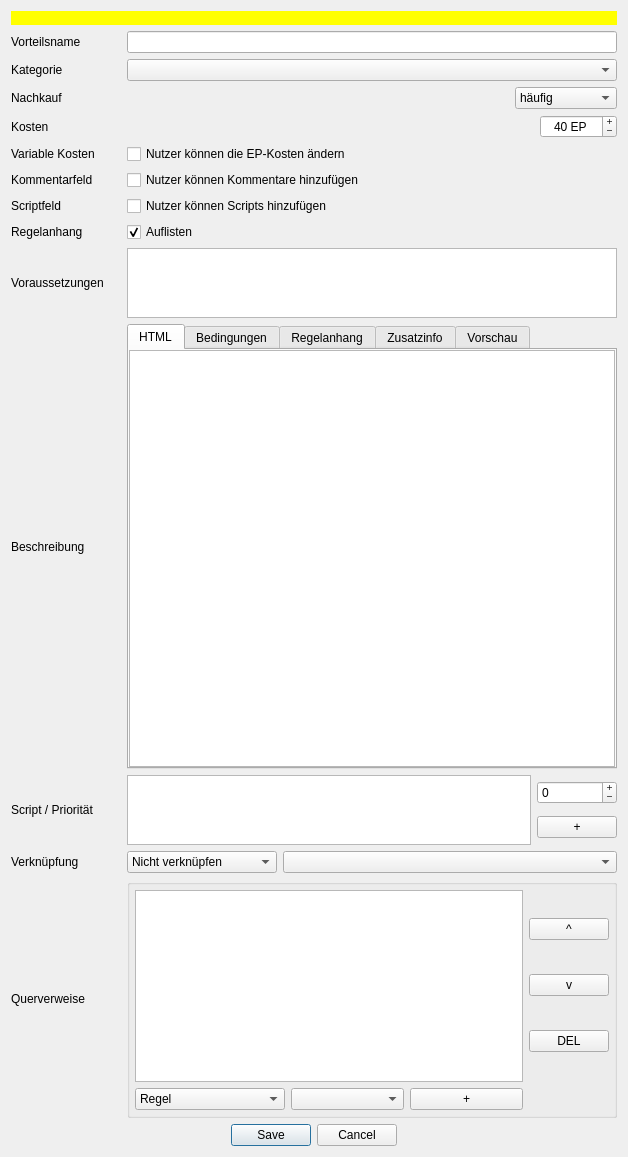
Aeolitus/Sephrasto, file designer/DatenbankEditVorteil.ui: the form before one commit.
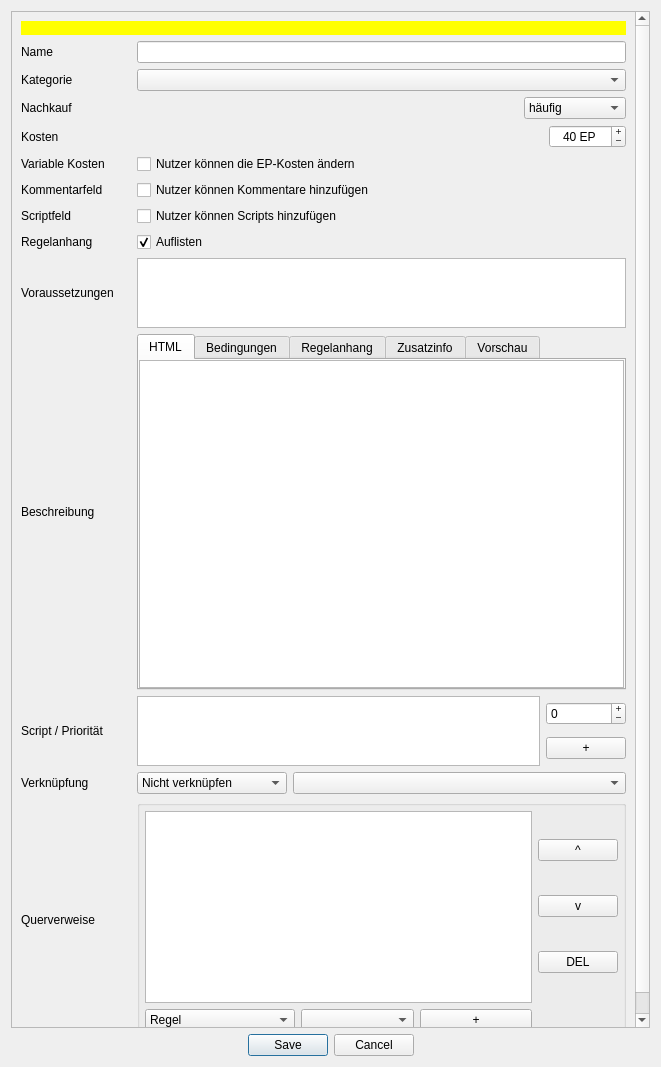
The form after the commit.

Commit message: All db editors are now placed in scroll areas to allow editing in lower resolutions

The edit to the form file:
```diff
--- a/designer/DatenbankEditVorteil.ui
+++ b/designer/DatenbankEditVorteil.ui
@@ -9,8 +9,8 @@
    <rect>
     <x>0</x>
     <y>0</y>
-    <width>628</width>
-    <height>1157</height>
+    <width>661</width>
+    <height>1067</height>
    </rect>
   </property>
   <property name="windowTitle">
@@ -18,215 +18,34 @@
   </property>
   <layout class="QGridLayout" name="gridLayout_2">
    <item row="2" column="0">
+    <widget class="QDialogButtonBox" name="buttonBox">
+     <property name="orientation">
+      <enum>Qt::Horizontal</enum>
+     </property>
+     <property name="standardButtons">
+      <set>QDialogButtonBox::Cancel|QDialogButtonBox::Save</set>
+     </property>
+     <property name="centerButtons">
+      <bool>true</bool>
+     </property>
+    </widget>
+   </item>
+   <item row="0" column="0">
+    <widget class="QScrollArea" name="scrollArea">
+     <property name="widgetResizable">
+      <bool>true</bool>
+     </property>
+     <widget class="QWidget" name="scrollAreaWidgetContents">
+      <property name="geometry">
+       <rect>
+        <x>0</x>
+        <y>0</y>
+        <width>641</width>
+        <height>1018</height>
+       </rect>
+      </property>
     <layout class="QGridLayout" name="gridLayout">
-     <item row="1" column="0">
-      <widget class="QLabel" name="label">
-       <property name="text">
-        <string>Vorteilsname</string>
-       </property>
-      </widget>
-     </item>
-     <item row="0" column="0" colspan="2">
-      <widget class="QLabel" name="warning">
-       <property name="visible">
-        <bool>false</bool>
-       </property>
-       <property name="styleSheet">
-        <string notr="true">background-color: rgb(255, 255, 0); color: black;</string>
-       </property>
-       <property name="text">
-        <string/>
-       </property>
-       <property name="wordWrap">
-        <bool>true</bool>
-       </property>
-      </widget>
-     </item>
-     <item row="5" column="0">
-      <widget class="QLabel" name="label_12">
-       <property name="text">
-        <string>Variable Kosten</string>
-       </property>
-      </widget>
-     </item>
-     <item row="7" column="1">
-      <widget class="QCheckBox" name="checkScript">
-       <property name="text">
-        <string>Nutzer können Scripts hinzufügen</string>
-       </property>
-      </widget>
-     </item>
-     <item row="4" column="0">
-      <widget class="QLabel" name="label_2">
-       <property name="text">
-        <string>Kosten</string>
-       </property>
-      </widget>
-     </item>
-     <item row="6" column="1">
-      <widget class="QCheckBox" name="checkKommentar">
-       <property name="text">
-        <string>Nutzer können Kommentare hinzufügen</string>
-       </property>
-      </widget>
-     </item>
-     <item row="5" column="1">
-      <widget class="QCheckBox" name="checkVariable">
-       <property name="text">
-        <string>Nutzer können die EP-Kosten ändern</string>
-       </property>
-      </widget>
-     </item>
-     <item row="14" column="1">
-      <widget class="QGroupBox" name="groupBox">
-       <property name="title">
-        <string/>
-       </property>
-       <layout class="QGridLayout" name="gridLayout_3">
-        <property name="leftMargin">
-         <number>5</number>
-        </property>
-        <property name="topMargin">
-         <number>5</number>
-        </property>
-        <property name="rightMargin">
-         <number>5</number>
-        </property>
-        <property name="bottomMargin">
-         <number>5</number>
-        </property>
-        <item row="0" column="0">
-         <widget class="QListWidget" name="listVerweise">
-          <property name="sizePolicy">
-           <sizepolicy hsizetype="Expanding" vsizetype="Fixed">
-            <horstretch>0</horstretch>
-            <verstretch>0</verstretch>
-           </sizepolicy>
-          </property>
-          <property name="verticalScrollBarPolicy">
-           <enum>Qt::ScrollBarAlwaysOff</enum>
-          </property>
-          <property name="horizontalScrollBarPolicy">
-           <enum>Qt::ScrollBarAlwaysOff</enum>
-          </property>
-         </widget>
-        </item>
-        <item row="1" column="0">
-         <layout class="QHBoxLayout" name="horizontalLayout_3">
-          <item>
-           <widget class="QComboBox" name="comboVerweisTyp">
-            <property name="minimumSize">
-             <size>
-              <width>150</width>
-              <height>0</height>
-             </size>
-            </property>
-            <property name="maximumSize">
-             <size>
-              <width>150</width>
-              <height>16777215</height>
-             </size>
-            </property>
-            <item>
-             <property name="text">
-              <string>Regel</string>
-             </property>
-            </item>
-            <item>
-             <property name="text">
-              <string>Talent</string>
-             </property>
-            </item>
-            <item>
-             <property name="text">
-              <string>Vorteil</string>
-             </property>
-            </item>
-            <item>
-             <property name="text">
-              <string>Waffeneigenschaft</string>
-             </property>
-            </item>
-            <item>
-             <property name="text">
-              <string>Abgeleiteter Wert</string>
-             </property>
-            </item>
-            <item>
-             <property name="text">
-              <string>Statusse</string>
-             </property>
-            </item>
-            <item>
-             <property name="text">
-              <string>Finanzen</string>
-             </property>
-            </item>
-           </widget>
-          </item>
-          <item>
-           <widget class="QComboBox" name="comboVerweis"/>
-          </item>
-          <item>
-           <widget class="QPushButton" name="buttonVerweisAdd">
-            <property name="text">
-             <string>+</string>
-            </property>
-            <property name="class" stdset="0">
-             <string>iconSmall</string>
-            </property>
-           </widget>
-          </item>
-         </layout>
-        </item>
-        <item row="0" column="1">
-         <layout class="QVBoxLayout" name="verticalLayout_6">
-          <item>
-           <widget class="QPushButton" name="buttonVerweisUp">
-            <property name="text">
-             <string>^</string>
-            </property>
-            <property name="class" stdset="0">
-             <string>iconSmall</string>
-            </property>
-           </widget>
-          </item>
-          <item>
-           <widget class="QPushButton" name="buttonVerweisDown">
-            <property name="text">
-             <string>v</string>
-            </property>
-            <property name="class" stdset="0">
-             <string>iconSmall</string>
-            </property>
-           </widget>
-          </item>
-          <item>
-           <widget class="QPushButton" name="buttonVerweisDelete">
-            <property name="text">
-             <string>DEL</string>
-            </property>
-            <property name="class" stdset="0">
-             <string>iconSmall</string>
-            </property>
-           </widget>
-          </item>
-         </layout>
-        </item>
-       </layout>
-      </widget>
-     </item>
-     <item row="13" column="0">
-      <widget class="QLabel" name="label_9">
-       <property name="text">
-        <string>Verknüpfung</string>
-       </property>
-       <property name="indent">
-        <number>0</number>
-       </property>
-      </widget>
-     </item>
-     <item row="12" column="1">
+       <item row="12" column="2">
       <layout class="QHBoxLayout" name="horizontalLayout_4">
        <item>
         <widget class="QPlainTextEdit" name="teScript"/>
@@ -272,20 +91,7 @@
        </item>
       </layout>
      </item>
-     <item row="9" column="1">
-      <widget class="QPlainTextEdit" name="teVoraussetzungen">
-       <property name="maximumSize">
-        <size>
-         <width>16777215</width>
-         <height>250</height>
-        </size>
-       </property>
-       <property name="toolTip">
-        <string>&lt;html&gt;&lt;head/&gt;&lt;body&gt;&lt;p&gt;Siehe &amp;quot;Datenbank Editor -&amp;gt; Einstellungsmöglichkeiten -&amp;gt; Voraussetzungen&amp;quot; in der Sephrasto-Hilfe für eine Anleitung.&lt;/p&gt;&lt;/body&gt;&lt;/html&gt;</string>
-       </property>
-      </widget>
-     </item>
-     <item row="9" column="0">
+       <item row="10" column="1">
       <widget class="QLabel" name="label_4">
        <property name="minimumSize">
         <size>
@@ -298,21 +104,105 @@
        </property>
       </widget>
      </item>
-     <item row="14" column="0">
-      <widget class="QLabel" name="label_11">
+       <item row="13" column="2">
+        <layout class="QHBoxLayout" name="horizontalLayout_5">
+         <item>
+          <widget class="QComboBox" name="comboLinkKategorie">
+           <property name="minimumSize">
+            <size>
+             <width>150</width>
+             <height>0</height>
+            </size>
+           </property>
+           <property name="maximumSize">
+            <size>
+             <width>150</width>
+             <height>16777215</height>
+            </size>
+           </property>
+           <item>
        <property name="text">
-        <string>Querverweise</string>
-       </property>
-      </widget>
-     </item>
-     <item row="10" column="0">
+             <string>Nicht verknüpfen</string>
+            </property>
+           </item>
+           <item>
+            <property name="text">
+             <string>Regel</string>
+            </property>
+           </item>
+           <item>
+            <property name="text">
+             <string>Übernat. Talent</string>
+            </property>
+           </item>
+           <item>
+            <property name="text">
+             <string>Vorteil</string>
+            </property>
+           </item>
+          </widget>
+         </item>
+         <item>
+          <widget class="QComboBox" name="comboLinkElement"/>
+         </item>
+        </layout>
+       </item>
+       <item row="7" column="1">
+        <widget class="QLabel" name="label_7">
+         <property name="text">
+          <string>Kommentarfeld</string>
+         </property>
+        </widget>
+       </item>
+       <item row="11" column="1">
       <widget class="QLabel" name="label_5">
        <property name="text">
         <string>Beschreibung</string>
        </property>
       </widget>
      </item>
-     <item row="10" column="1">
+       <item row="5" column="1">
+        <widget class="QLabel" name="label_2">
+         <property name="text">
+          <string>Kosten</string>
+         </property>
+        </widget>
+       </item>
+       <item row="7" column="2">
+        <widget class="QCheckBox" name="checkKommentar">
+         <property name="text">
+          <string>Nutzer können Kommentare hinzufügen</string>
+         </property>
+        </widget>
+       </item>
+       <item row="12" column="1">
+        <widget class="QLabel" name="label_41">
+         <property name="minimumSize">
+          <size>
+           <width>110</width>
+           <height>0</height>
+          </size>
+         </property>
+         <property name="text">
+          <string>Script / Priorität</string>
+         </property>
+        </widget>
+       </item>
+       <item row="6" column="1">
+        <widget class="QLabel" name="label_12">
+         <property name="text">
+          <string>Variable Kosten</string>
+         </property>
+        </widget>
+       </item>
+       <item row="8" column="1">
+        <widget class="QLabel" name="label_8">
+         <property name="text">
+          <string>Scriptfeld</string>
+         </property>
+        </widget>
+       </item>
+       <item row="11" column="2">
       <widget class="QTabWidget" name="tabWidget">
        <property name="currentIndex">
         <number>0</number>
@@ -497,14 +387,17 @@
        </widget>
       </widget>
      </item>
-     <item row="2" column="0">
-      <widget class="QLabel" name="label_6">
+       <item row="14" column="1">
+        <widget class="QLabel" name="label_11">
        <property name="text">
-        <string>Kategorie</string>
+          <string>Querverweise</string>
        </property>
       </widget>
      </item>
-     <item row="8" column="1">
+       <item row="2" column="2">
+        <widget class="QLineEdit" name="leName"/>
+       </item>
+       <item row="9" column="2">
       <widget class="QCheckBox" name="checkCheatsheet">
        <property name="text">
         <string>Auflisten</string>
@@ -514,7 +407,149 @@
        </property>
       </widget>
      </item>
-     <item row="4" column="1">
+       <item row="14" column="2">
+        <widget class="QGroupBox" name="groupBox">
+         <property name="title">
+          <string/>
+         </property>
+         <layout class="QGridLayout" name="gridLayout_3">
+          <property name="leftMargin">
+           <number>5</number>
+          </property>
+          <property name="topMargin">
+           <number>5</number>
+          </property>
+          <property name="rightMargin">
+           <number>5</number>
+          </property>
+          <property name="bottomMargin">
+           <number>5</number>
+          </property>
+          <item row="0" column="0">
+           <widget class="QListWidget" name="listVerweise">
+            <property name="sizePolicy">
+             <sizepolicy hsizetype="Expanding" vsizetype="Fixed">
+              <horstretch>0</horstretch>
+              <verstretch>0</verstretch>
+             </sizepolicy>
+            </property>
+            <property name="verticalScrollBarPolicy">
+             <enum>Qt::ScrollBarAlwaysOff</enum>
+            </property>
+            <property name="horizontalScrollBarPolicy">
+             <enum>Qt::ScrollBarAlwaysOff</enum>
+            </property>
+           </widget>
+          </item>
+          <item row="1" column="0">
+           <layout class="QHBoxLayout" name="horizontalLayout_3">
+            <item>
+             <widget class="QComboBox" name="comboVerweisTyp">
+              <property name="minimumSize">
+               <size>
+                <width>150</width>
+                <height>0</height>
+               </size>
+              </property>
+              <property name="maximumSize">
+               <size>
+                <width>150</width>
+                <height>16777215</height>
+               </size>
+              </property>
+              <item>
+               <property name="text">
+                <string>Regel</string>
+               </property>
+              </item>
+              <item>
+               <property name="text">
+                <string>Talent</string>
+               </property>
+              </item>
+              <item>
+               <property name="text">
+                <string>Vorteil</string>
+               </property>
+              </item>
+              <item>
+               <property name="text">
+                <string>Waffeneigenschaft</string>
+               </property>
+              </item>
+              <item>
+               <property name="text">
+                <string>Abgeleiteter Wert</string>
+               </property>
+              </item>
+              <item>
+               <property name="text">
+                <string>Statusse</string>
+               </property>
+              </item>
+              <item>
+               <property name="text">
+                <string>Finanzen</string>
+               </property>
+              </item>
+             </widget>
+            </item>
+            <item>
+             <widget class="QComboBox" name="comboVerweis"/>
+            </item>
+            <item>
+             <widget class="QPushButton" name="buttonVerweisAdd">
+              <property name="text">
+               <string>+</string>
+              </property>
+              <property name="class" stdset="0">
+               <string>iconSmall</string>
+              </property>
+             </widget>
+            </item>
+           </layout>
+          </item>
+          <item row="0" column="1">
+           <layout class="QVBoxLayout" name="verticalLayout_6">
+            <item>
+             <widget class="QPushButton" name="buttonVerweisUp">
+              <property name="text">
+               <string>^</string>
+              </property>
+              <property name="class" stdset="0">
+               <string>iconSmall</string>
+              </property>
+             </widget>
+            </item>
+            <item>
+             <widget class="QPushButton" name="buttonVerweisDown">
+              <property name="text">
+               <string>v</string>
+              </property>
+              <property name="class" stdset="0">
+               <string>iconSmall</string>
+              </property>
+             </widget>
+            </item>
+            <item>
+             <widget class="QPushButton" name="buttonVerweisDelete">
+              <property name="text">
+               <string>DEL</string>
+              </property>
+              <property name="class" stdset="0">
+               <string>iconSmall</string>
+              </property>
+             </widget>
+            </item>
+           </layout>
+          </item>
+         </layout>
+        </widget>
+       </item>
+       <item row="3" column="2">
+        <widget class="QComboBox" name="comboTyp"/>
+       </item>
+       <item row="5" column="2">
       <layout class="QHBoxLayout" name="horizontalLayout_2">
        <item>
         <spacer name="horizontalSpacer_2">
@@ -562,67 +597,65 @@
        </item>
       </layout>
      </item>
-     <item row="3" column="0">
+       <item row="9" column="1">
+        <widget class="QLabel" name="label_10">
+         <property name="text">
+          <string>Regelanhang</string>
+         </property>
+        </widget>
+       </item>
+       <item row="13" column="1">
+        <widget class="QLabel" name="label_9">
+         <property name="text">
+          <string>Verknüpfung</string>
+         </property>
+         <property name="indent">
+          <number>0</number>
+         </property>
+        </widget>
+       </item>
+       <item row="10" column="2">
+        <widget class="QPlainTextEdit" name="teVoraussetzungen">
+         <property name="maximumSize">
+          <size>
+           <width>16777215</width>
+           <height>250</height>
+          </size>
+         </property>
+         <property name="toolTip">
+          <string>&lt;html&gt;&lt;head/&gt;&lt;body&gt;&lt;p&gt;Siehe &amp;quot;Datenbank Editor -&amp;gt; Einstellungsmöglichkeiten -&amp;gt; Voraussetzungen&amp;quot; in der Sephrasto-Hilfe für eine Anleitung.&lt;/p&gt;&lt;/body&gt;&lt;/html&gt;</string>
+         </property>
+        </widget>
+       </item>
+       <item row="6" column="2">
+        <widget class="QCheckBox" name="checkVariable">
+         <property name="text">
+          <string>Nutzer können die EP-Kosten ändern</string>
+         </property>
+        </widget>
+       </item>
+       <item row="2" column="1">
+        <widget class="QLabel" name="label">
+         <property name="text">
+          <string>Name</string>
+         </property>
+        </widget>
+       </item>
+       <item row="4" column="1">
       <widget class="QLabel" name="label_3">
        <property name="text">
         <string>Nachkauf</string>
        </property>
       </widget>
      </item>
-     <item row="1" column="1">
-      <widget class="QLineEdit" name="leName"/>
-     </item>
-     <item row="13" column="1">
-      <layout class="QHBoxLayout" name="horizontalLayout_5">
-       <item>
-        <widget class="QComboBox" name="comboLinkKategorie">
-         <property name="minimumSize">
-          <size>
-           <width>150</width>
-           <height>0</height>
-          </size>
-         </property>
-         <property name="maximumSize">
-          <size>
-           <width>150</width>
-           <height>16777215</height>
-          </size>
-         </property>
-         <item>
+       <item row="8" column="2">
+        <widget class="QCheckBox" name="checkScript">
           <property name="text">
-           <string>Nicht verknüpfen</string>
-          </property>
-         </item>
-         <item>
-          <property name="text">
-           <string>Regel</string>
-          </property>
-         </item>
-         <item>
-          <property name="text">
-           <string>Übernat. Talent</string>
-          </property>
-         </item>
-         <item>
-          <property name="text">
-           <string>Vorteil</string>
-          </property>
-         </item>
+          <string>Nutzer können Scripts hinzufügen</string>
+         </property>
         </widget>
        </item>
-       <item>
-        <widget class="QComboBox" name="comboLinkElement"/>
-       </item>
-      </layout>
-     </item>
-     <item row="8" column="0">
-      <widget class="QLabel" name="label_10">
-       <property name="text">
-        <string>Regelanhang</string>
-       </property>
-      </widget>
-     </item>
-     <item row="3" column="1">
+       <item row="4" column="2">
       <layout class="QHBoxLayout" name="horizontalLayout">
        <item>
         <spacer name="horizontalSpacer">
@@ -668,49 +701,31 @@
        </item>
       </layout>
      </item>
-     <item row="6" column="0">
-      <widget class="QLabel" name="label_7">
+       <item row="3" column="1">
+        <widget class="QLabel" name="label_6">
        <property name="text">
-        <string>Kommentarfeld</string>
+          <string>Kategorie</string>
        </property>
       </widget>
      </item>
-     <item row="2" column="1">
-      <widget class="QComboBox" name="comboTyp"/>
-     </item>
-     <item row="7" column="0">
-      <widget class="QLabel" name="label_8">
-       <property name="text">
-        <string>Scriptfeld</string>
-       </property>
-      </widget>
-     </item>
-     <item row="12" column="0">
-      <widget class="QLabel" name="label_41">
-       <property name="minimumSize">
-        <size>
-         <width>110</width>
-         <height>0</height>
-        </size>
+       <item row="1" column="1" colspan="2">
+        <widget class="QLabel" name="warning">
+         <property name="visible">
+          <bool>true</bool>
+         </property>
+         <property name="styleSheet">
+          <string notr="true">background-color: rgb(255, 255, 0); color: black;</string>
        </property>
        <property name="text">
-        <string>Script / Priorität</string>
+          <string/>
+         </property>
+         <property name="wordWrap">
+          <bool>true</bool>
        </property>
       </widget>
      </item>
     </layout>
-   </item>
-   <item row="3" column="0">
-    <widget class="QDialogButtonBox" name="buttonBox">
-     <property name="orientation">
-      <enum>Qt::Horizontal</enum>
-     </property>
-     <property name="standardButtons">
-      <set>QDialogButtonBox::Cancel|QDialogButtonBox::Save</set>
-     </property>
-     <property name="centerButtons">
-      <bool>true</bool>
-     </property>
+     </widget>
     </widget>
    </item>
   </layout>
```
Lines whose indentation alone changed are shown as unchanged. The commit also changes 24 other files.
